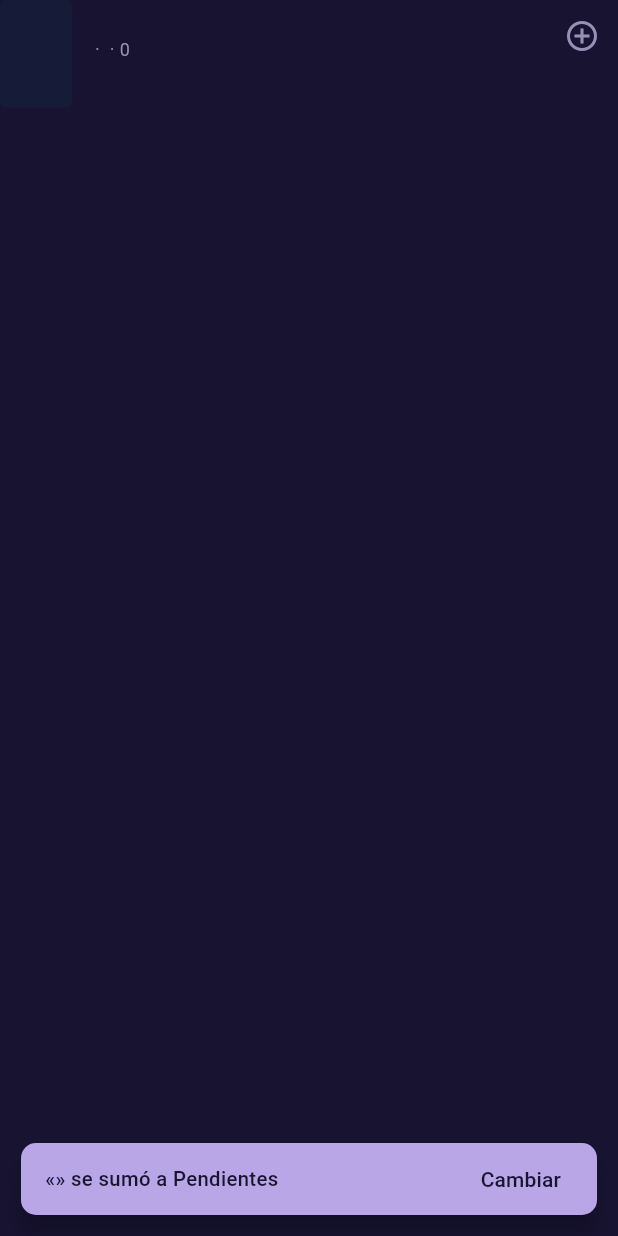
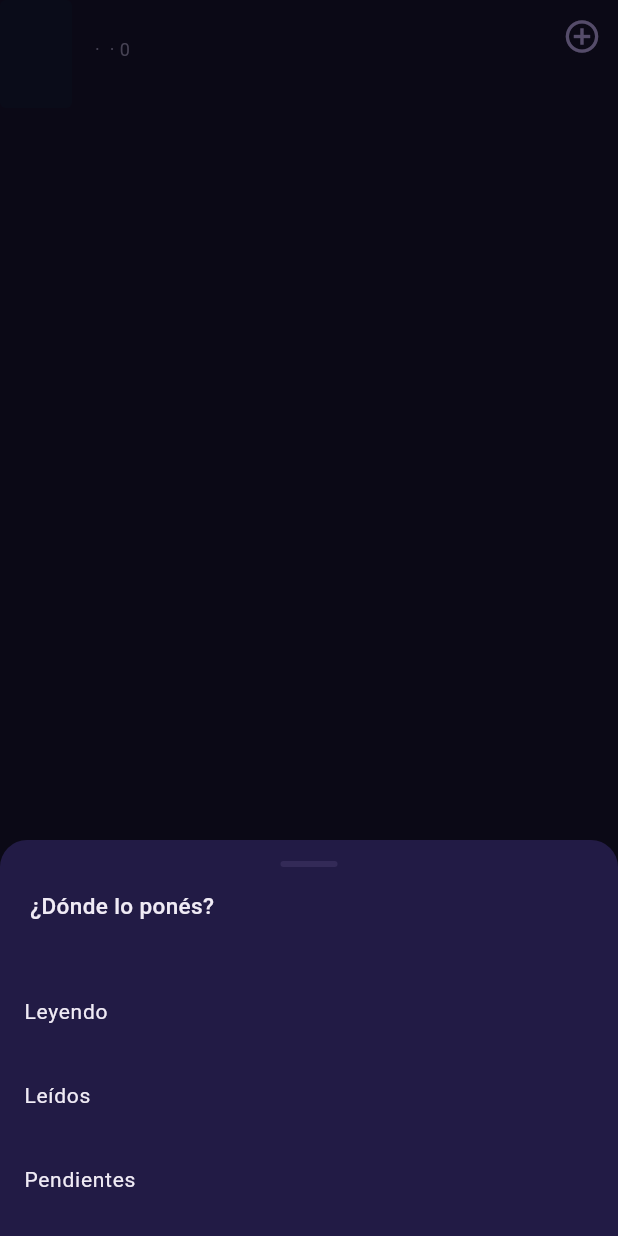
Before and after one commit to Oreanaad/Colibri, a Flutter app: the _Resultado widget shown alone on an empty page, opened directly with empty values, after a tap on the "add circle outline" icon, on a phone screen of 412 x 824 dp. Run offline on Flutter 3.47's test engine with Material 3 defaults, Android fonts, the phone set to English and light mode, and no system bars; our stand-ins replace file_picker, share_plus, shared_preferences, web; missing offline and left inert: dart:js_interop, mobile_scanner; accounts and stored records are empty; network calls fail.

Commit message:
Al agregar, elegir dónde va cada libro
Cargando veinte libros de una, lo que se pierde no es el libro: es saber
cuáles ya pusiste y dónde. Antes todos caían en pendientes y la única
forma de moverlos era cazar un aviso que se iba solo. Veinte avisos hacen
cola y se pisan; al tercero ya no sabés cuál era cuál.

Ahora el más pregunta antes: Leyendo, Leídos o Pendientes, con el título
del libro arriba —en una lista de veinte resultados parecidos, "¿Dónde lo
ponés?" sin decir qué es "lo" obliga a cerrar la hoja para fijarse.

Y después la fila queda diciendo dónde quedó, con el nombre del estante
en lugar del más. La fila es la confirmación, así que en este camino no
hay ningún aviso, y es a propósito.

Si el libro ya está, la misma hoja lo mueve o lo saca.

Un detalle que importa: se agrega primero y se mueve después, en vez de
nacer con el estado puesto. Así pasa por cambiarEstado, que es quien
anota cuándo lo empezaste o cuándo lo terminaste.

Y una diferencia que no hay que fusionar, anotada en el código: desde la
ficha, tocar dos veces el mismo estado lo devuelve a pendientes, que es
el deshacer pedido para cuando marcás "leído" sin querer. Desde una lista
de resultados no: ahí volver a tocar el estante en el que ya está se lee
como "sí, ahí está bien", y sacarlo sería un accidente.

10 tests nuevos, 175 en total.

```diff
--- a/colibri/lib/pantallas/buscar.dart
+++ b/colibri/lib/pantallas/buscar.dart
@@ -217,7 +217,6 @@ class _Resultado extends StatelessWidget {
 
   @override
   Widget build(BuildContext context) {
-    final yaEsta = biblioteca.tiene(libro);
     final guardado = biblioteca.buscarPorClave(libro.clave);
 
     return InkWell(
@@ -254,34 +253,72 @@ class _Resultado extends StatelessWidget {
             ),
           ),
           const SizedBox(width: 8),
-          IconButton(
-            onPressed: () async {
-              if (yaEsta) {
-                await biblioteca.quitar(libro);
-                if (context.mounted) {
-                  mostrarAviso(
-                    context,
-                    '«${libro.titulo}» salió de tu biblioteca',
+          _Destino(libro, guardado: guardado),
+        ],
+      ),
     );
   }
-              } else {
-                await biblioteca.agregar(libro);
-                if (!context.mounted) return;
-                mostrarAviso(
-                  context,
-                  '«${libro.titulo}» se sumó a ${libro.estado.nombre}',
-                  accion: 'Cambiar',
-                  alAccionar: () => elegirEstado(context, libro),
+}
+
+/// El más, o el estante donde ya lo pusiste.
+///
+/// # Qué problema resuelve
+///
+/// Cargando veinte libros de una, lo que se pierde no es el libro: es
+/// saber cuáles ya pusiste y dónde. Antes todos iban a pendientes y la
+/// única forma de cambiarlo era cazar un aviso que se iba solo, y veinte
+/// avisos hacen cola y se pisan.
+///
+/// Ahora el más pregunta antes, y después la fila queda diciendo dónde
+/// quedó ese libro. **La fila es la confirmación**: por eso acá no hay
+/// ningún aviso, y es a propósito.
+class _Destino extends StatelessWidget {
+  final Libro libro;
+  final Libro? guardado;
+
+  const _Destino(this.libro, {required this.guardado});
+
+  @override
+  Widget build(BuildContext context) {
+    final puesto = guardado;
+
+    if (puesto == null) {
+      return IconButton(
+        onPressed: () => dondeVa(context, libro),
+        icon: const Icon(Icons.add_circle_outline, size: 26),
+        color: Paleta.lila,
+        tooltip: 'Agregar',
       );
     }
-            },
-            icon: Icon(
-              yaEsta ? Icons.check_circle_rounded : Icons.add_circle_outline,
-              color: yaEsta ? Paleta.lila : Paleta.bruma,
+
+    return Tooltip(
+      message: 'Moverlo o sacarlo',
+      child: InkWell(
+        onTap: () => dondeVa(context, puesto),
+        borderRadius: BorderRadius.circular(30),
+        child: Container(
+          padding: const EdgeInsets.fromLTRB(10, 6, 10, 6),
+          decoration: BoxDecoration(
+            color: const Color(0x22B9A6E6),
+            border: Border.all(color: Paleta.lila),
+            borderRadius: BorderRadius.circular(30),
           ),
-            tooltip: yaEsta ? 'Sacar de mi biblioteca' : 'Agregar',
+          child: Row(
+            mainAxisSize: MainAxisSize.min,
+            children: [
+              const Icon(Icons.check_rounded, size: 14, color: Paleta.lila),
+              const SizedBox(width: 5),
+              Text(
+                puesto.estado.nombre,
+                style: const TextStyle(
+                  fontSize: 12,
+                  color: Paleta.lila,
+                  fontWeight: FontWeight.w600,
+                ),
               ),
             ],
+          ),
+        ),
       ),
     );
   }
--- a/colibri/lib/widgets.dart
+++ b/colibri/lib/widgets.dart
@@ -439,6 +439,15 @@ void mostrarAviso(
 
 /// Hoja de abajo para elegir dónde va un libro. Se usa desde el aviso de
 /// "agregado" y desde la ficha.
+/// Cambiar el estado de un libro que ya estás mirando.
+///
+/// Se parece a [dondeVa] pero **no es lo mismo y no hay que fusionarlas**:
+/// esta llama a `cambiarEstado` sin condición, y ahí tocar dos veces el
+/// mismo estado lo devuelve a pendientes. Eso es una función pedida —
+/// marcar «leído» sin querer y poder deshacerlo— y solo tiene sentido acá,
+/// donde estás dentro del libro. En una lista de resultados, volver a
+/// tocar el estante en el que ya está se lee como «sí, ahí está bien», y
+/// sacarlo sería un accidente.
 Future<void> elegirEstado(BuildContext context, Libro libro) async {
   final elegido = await showModalBottomSheet<Estado>(
     context: context,
@@ -475,6 +484,118 @@ Future<void> elegirEstado(BuildContext context, Libro libro) async {
   );
 
   if (elegido != null) await biblioteca.cambiarEstado(libro, elegido);
+}
+
+/// Elegir dónde va un libro, desde una lista de resultados.
+///
+/// # Por qué no alcanza con un más que suma a pendientes
+///
+/// Cuando alguien busca un libro suelto, mandarlo a pendientes y ofrecer
+/// cambiarlo después está bien. Cuando está cargando veinte de una, no:
+/// los avisos hacen cola, se pisan, y al tercero ya no sabés cuál era el
+/// que querías mover.
+///
+/// Así que se pregunta antes. Dos toques por libro, y ninguna duda.
+///
+/// # Por qué muestra el título
+///
+/// Porque en una lista de veinte resultados parecidos, una hoja que dice
+/// «¿Dónde lo ponés?» sin decir qué es «lo» obliga a cerrarla para
+/// fijarse.
+///
+/// Devuelve `true` si algo cambió, para que la fila se vuelva a dibujar.
+Future<bool> dondeVa(BuildContext context, Libro libro) async {
+  final yaEsta = biblioteca.tiene(libro);
+  final guardado = biblioteca.buscarPorClave(libro.clave) ?? libro;
+
+  final elegido = await showModalBottomSheet<Object>(
+    context: context,
+    backgroundColor: Paleta.nocheAlta,
+    shape: const RoundedRectangleBorder(
+      borderRadius: BorderRadius.vertical(top: Radius.circular(18)),
+    ),
+    builder: (context) => SafeArea(
+      child: Column(
+        mainAxisSize: MainAxisSize.min,
+        crossAxisAlignment: CrossAxisAlignment.stretch,
+        children: [
+          const SizedBox(height: 14),
+          Center(
+            child: Container(
+              width: 38,
+              height: 4,
+              decoration: BoxDecoration(
+                color: Paleta.linea,
+                borderRadius: BorderRadius.circular(2),
+              ),
+            ),
+          ),
+          const SizedBox(height: 16),
+          Padding(
+            padding: const EdgeInsets.symmetric(horizontal: 20),
+            child: Column(
+              crossAxisAlignment: CrossAxisAlignment.start,
+              children: [
+                Text(
+                  yaEsta ? 'Moverlo a' : '¿Dónde lo ponés?',
+                  style: Tipo.subtitulo,
+                ),
+                const SizedBox(height: 4),
+                Text(
+                  libro.titulo,
+                  style: Tipo.meta,
+                  maxLines: 2,
+                  overflow: TextOverflow.ellipsis,
+                ),
+              ],
+            ),
+          ),
+          const SizedBox(height: 12),
+          for (final e in Estado.values)
+            ListTile(
+              title: Text(e.nombre, style: Tipo.cuerpo),
+              trailing: yaEsta && guardado.estado == e
+                  ? const Icon(Icons.check_rounded, color: Paleta.lila)
+                  : null,
+              onTap: () => Navigator.of(context).pop(e),
+            ),
+          if (yaEsta) ...[
+            const Divider(color: Paleta.linea, height: 1),
+            ListTile(
+              title: Text(
+                'Sacarlo de mi biblioteca',
+                style: Tipo.cuerpo.copyWith(color: Paleta.bruma),
+              ),
+              onTap: () => Navigator.of(context).pop(#sacar),
+            ),
+          ],
+          const SizedBox(height: 10),
+        ],
+      ),
+    ),
+  );
+
+  if (elegido == null) return false;
+
+  if (elegido == #sacar) {
+    await biblioteca.quitar(guardado);
+    return true;
+  }
+
+  final estado = elegido as Estado;
+
+  if (!yaEsta) {
+    await biblioteca.agregar(libro);
+    // Se agrega primero y se mueve después, en vez de nacer ya con el
+    // estado puesto: así pasa por cambiarEstado, que es quien anota la
+    // fecha de cuándo lo empezaste o lo terminaste.
+    if (estado != Estado.pendiente) {
+      await biblioteca.cambiarEstado(libro, estado);
+    }
+  } else if (guardado.estado != estado) {
+    await biblioteca.cambiarEstado(guardado, estado);
+  }
+  return true;
 }
 
 /// La grilla de tapas. La usan la biblioteca, los estantes y el perfil
```
Also changed, not shown: 1 other file. Lines whose indentation alone changed are shown as unchanged.
